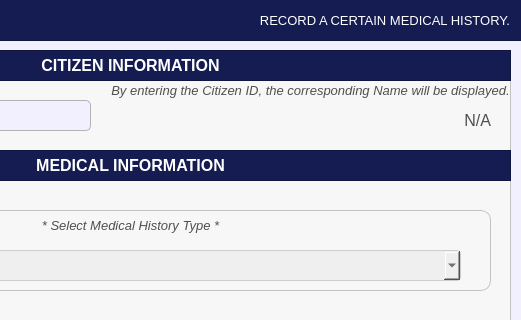
Qt form Resources/UIs/PopUp/Screen_HistoryRecords/record_medical_history.ui (Yohhannn/Barangay-Records-Statistics-System) before a commit; both pictures show x 260 to 781 and y 0 to 320 of the 781 by 583 pixel window.
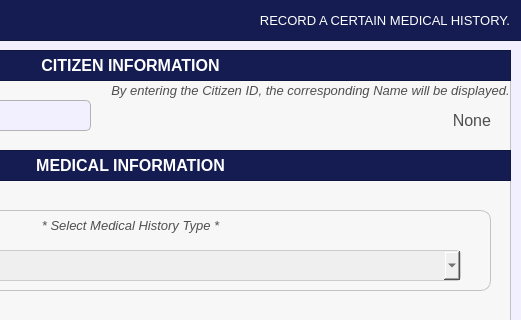
The same form after that commit. Icons and pictures are not drawn.

What changed in the file:
```diff
--- a/Resources/UIs/PopUp/Screen_HistoryRecords/record_medical_history.ui
+++ b/Resources/UIs/PopUp/Screen_HistoryRecords/record_medical_history.ui
@@ -682,7 +682,7 @@
 }</string>
     </property>
     <property name="text">
-     <string>N/A</string>
+     <string>None</string>
     </property>
     <property name="alignment">
      <set>Qt::AlignmentFlag::AlignRight|Qt::AlignmentFlag::AlignTrailing|Qt::AlignmentFlag::AlignVCenter</set>
```
